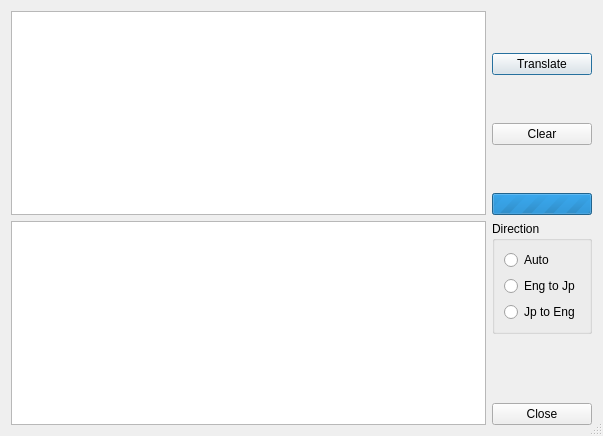
Old version of the form lighttranslator.ui in the repository kernel1024/jpreader.
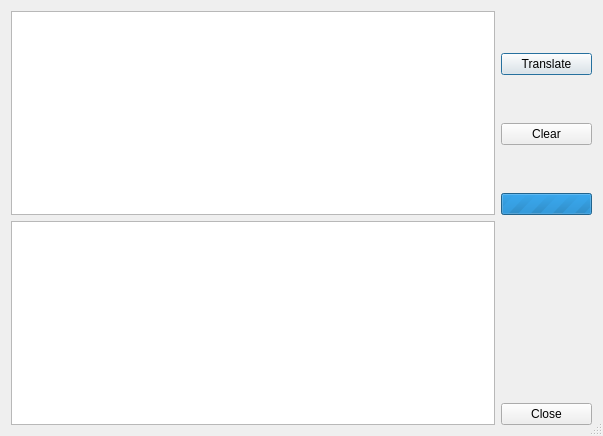
New version of the form. Icons and pictures are not drawn.

```diff
--- a/lighttranslator.ui
+++ b/lighttranslator.ui
@@ -109,36 +109,6 @@
    </item>
    <item row="1" column="1">
     <layout class="QVBoxLayout" name="verticalLayout_2">
-     <item>
-      <widget class="QGroupBox" name="groupBox">
-       <property name="title">
-        <string>Direction</string>
-       </property>
-       <layout class="QVBoxLayout" name="verticalLayout">
-        <item>
-         <widget class="QRadioButton" name="rbDirAuto">
-          <property name="text">
-           <string>Auto</string>
-          </property>
-         </widget>
-        </item>
-        <item>
-         <widget class="QRadioButton" name="rbDirEJ">
-          <property name="text">
-           <string>Eng to Jp</string>
-          </property>
-         </widget>
-        </item>
-        <item>
-         <widget class="QRadioButton" name="rbDirJE">
-          <property name="text">
-           <string>Jp to Eng</string>
-          </property>
-         </widget>
-        </item>
-       </layout>
-      </widget>
-     </item>
      <item>
       <layout class="QVBoxLayout" name="verticalLayout_4">
        <item>
```
Left out of the diff: 3 changed lines with no effect on the pictures.
